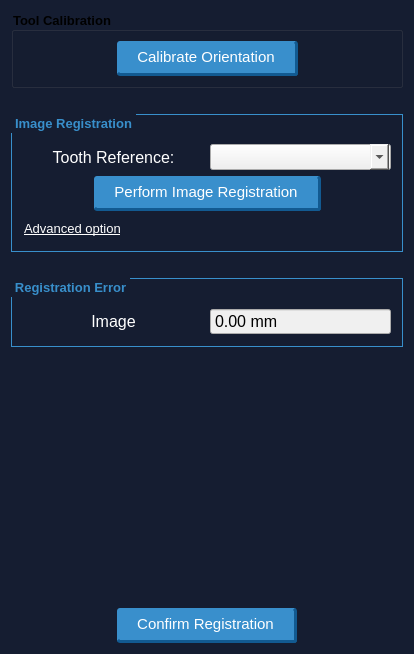
The window that Apps/Dental/view/SCBDentalRegistrationPipeline.ui (wuzhuobin/MITK-Project) describes before a commit, drawn with Qt 5.
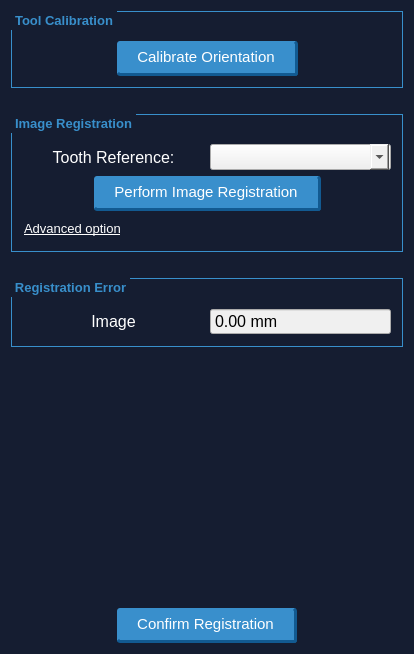
The same window after the commit. Icons and pictures are not drawn.

```diff
--- a/Apps/Dental/view/SCBDentalRegistrationPipeline.ui
+++ b/Apps/Dental/view/SCBDentalRegistrationPipeline.ui
@@ -54,9 +54,6 @@
     subcontrol-position: top left; /* position at the top center */
     color: #388fcb;
     padding: 2px;
-}he top center */
-    color: #388fcb;
-    padding: 2px;
 }</string>
      </property>
      <property name="title">
```
Left out of the diff: 6 changed lines with no effect on the pictures.
